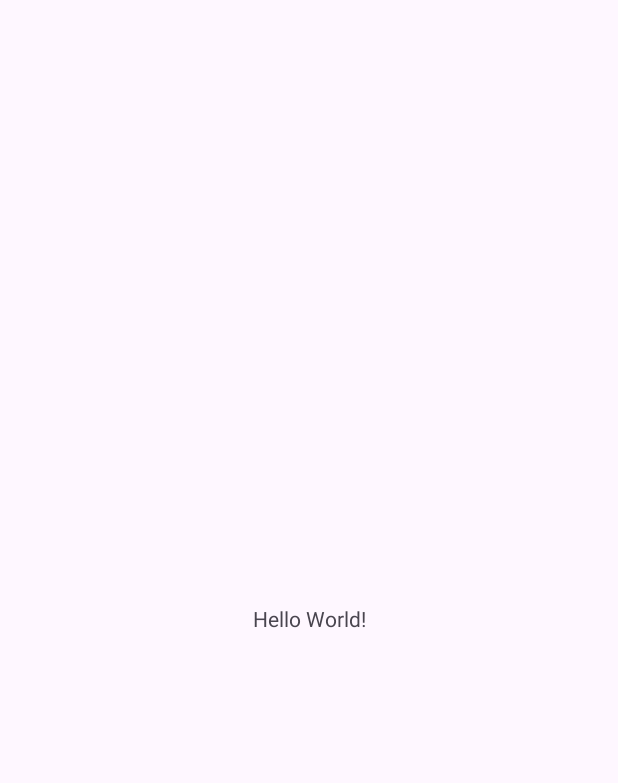
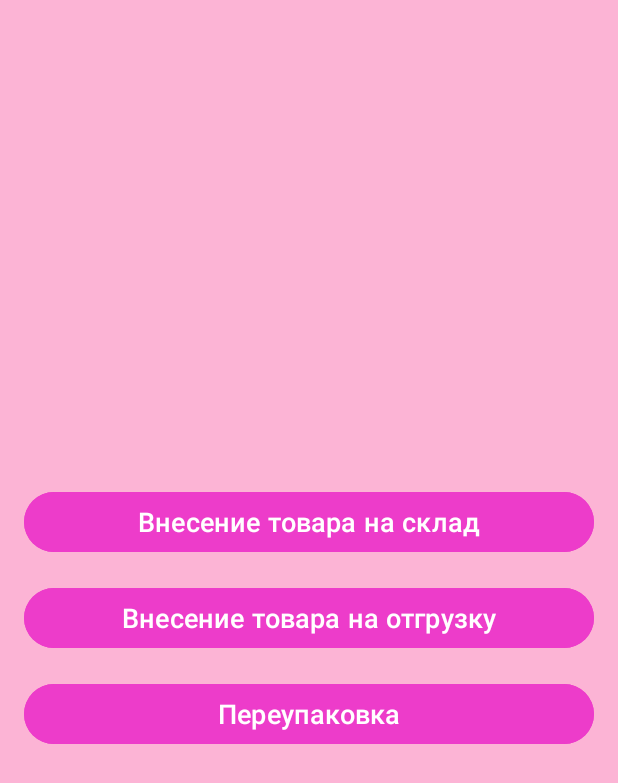
Before and after one commit to viltskaa/FlagmanStorage, an Android app: the screen it shows after launch (MainActivity), on a phone screen of 412 x 824 dp. Before the commit the part shown is almost empty. Shown: the top 783 px of the screen. Run offline under Robolectric (Android 15) with nearby library versions, the phone set to English and light mode, and no system bars; libraries missing offline, so code that uses them is left out: com.journeyapps.barcodescanner; 1 statement that could not run was skipped.

Commit message:
1 вроде сделано до конца. 2 не до конца. Для 3 была добавлена лишь кнопка. (Я пошел дела домашние делать, на сегодня мб все)

```diff
--- a/app/build.gradle.kts
+++ b/app/build.gradle.kts
@@ -50,7 +50,8 @@ android {
 }
 
 dependencies {
-
+    implementation ("com.squareup.retrofit2:retrofit:2.9.0")
+    implementation ("com.squareup.retrofit2:converter-gson:2.9.0")
     implementation ("com.journeyapps:zxing-android-embedded:4.3.0")
     implementation("com.google.zxing:core:3.4.1")
     implementation("androidx.core:core-ktx:1.9.0")
--- /dev/null
+++ b/app/src/main/java/com/example/flagmanstorage/API/APIService.kt
@@ -0,0 +1,11 @@
+package com.example.flagmanstorage.API
+
+import retrofit2.Call
+import retrofit2.http.Body
+import retrofit2.http.POST
+
+interface APIService {
+
+    @POST("/your-endpoint")
+    fun sendScannedCode(@Body scannedCode: String): Call<Void>
+}
--- a/app/src/main/java/com/example/flagmanstorage/MainActivity.kt
+++ b/app/src/main/java/com/example/flagmanstorage/MainActivity.kt
@@ -1,11 +1,87 @@
 package com.example.flagmanstorage
+import android.content.Context
+import android.content.Intent
+import android.os.Bundle
+import android.widget.Toast
+import androidx.activity.result.ActivityResultLauncher
+import androidx.activity.result.contract.ActivityResultContracts
+import androidx.appcompat.app.AppCompatActivity
+import androidx.core.content.ContextCompat
+import com.example.flagmanstorage.API.APIService
+import com.example.flagmanstorage.API.ApiClient
+import com.example.flagmanstorage.QrScanner.QrScanner
+import com.example.flagmanstorage.databinding.ActivityMainBinding
 
-import androidx.appcompat.app.AppCompatActivity
-import android.os.Bundle
+import com.journeyapps.barcodescanner.ScanContract
+import com.journeyapps.barcodescanner.ScanIntentResult
+import retrofit2.Call
+import retrofit2.Callback
+import retrofit2.Response
 
 class MainActivity : AppCompatActivity() {
+    private lateinit var binding: ActivityMainBinding
+    private lateinit var qrScanner: QrScanner
+
+    private val scanLauncher = registerForActivityResult(ScanContract()) { result: ScanIntentResult ->
+        qrScanner.handleScanResult(result) { scannedCode ->
+            setResult(scannedCode)
+        }
+    }
+
+    private val requestPermissionLauncher = registerForActivityResult(ActivityResultContracts.RequestPermission()) { isGranted: Boolean ->
+        if (isGranted) {
+            qrScanner.showCamera()
+        } else {
+            Toast.makeText(this, "Требуется разрешение на использование камеры", Toast.LENGTH_SHORT).show()
+        }
+    }
+
     override fun onCreate(savedInstanceState: Bundle?) {
         super.onCreate(savedInstanceState)
-        setContentView(R.layout.activity_main)
+        initBinding()
+        initViews()
+
+        // Создаем экземпляр QrScanner
+        qrScanner = QrScanner(this, scanLauncher, requestPermissionLauncher)
+
+
+        binding.btnAddToShipping.setOnClickListener{
+            val intent = Intent(this, ShipmentProds::class.java)
+            startActivity(intent)
+        }
+    }
+
+    private fun initViews() {
+        binding.btnAddToWarehouse.setOnClickListener {
+            qrScanner.checkCameraPermission { qrScanner.showCamera() }
+        }
+    }
+
+    private fun setResult(scannedCode: String) {
+        if (scannedCode.isNotEmpty()) {
+            // Инициализируем Retrofit
+            val apiService = ApiClient.getClient().create(APIService::class.java)
+            val call = apiService.sendScannedCode(scannedCode)
+            call.enqueue(object : Callback<Void> {
+                override fun onResponse(call: Call<Void>, response: Response<Void>) {
+                    if (response.isSuccessful) {
+                        Toast.makeText(this@MainActivity, "Код успешно отправлен!", Toast.LENGTH_LONG).show()
+                    } else {
+                        Toast.makeText(this@MainActivity, "Response Code: ${response.code()}, Message: ${response.message()}", Toast.LENGTH_LONG).show()
+                    }
+                }
+
+                override fun onFailure(call: Call<Void>, t: Throwable) {
+                    Toast.makeText(this@MainActivity, "Ошибка соединения: ${t.message}", Toast.LENGTH_LONG).show()
+                }
+            })
+        } else {
+            Toast.makeText(this, "Сканированный код пустой", Toast.LENGTH_SHORT).show()
+        }
+    }
+
+    private fun initBinding() {
+        binding = ActivityMainBinding.inflate(layoutInflater)
+        setContentView(binding.root)
     }
 }
--- /dev/null
+++ b/app/src/main/java/com/example/flagmanstorage/QrScanner/ScannedItem/ScannedItem.kt
@@ -0,0 +1,6 @@
+package com.example.flagmanstorage.QrScanner.ScannedItem
+
+data class ScannedItem(
+    val code: String,
+    val timestamp: Long
+)
--- a/app/src/main/res/layout/activity_main.xml
+++ b/app/src/main/res/layout/activity_main.xml
@@ -1,18 +1,45 @@
 <?xml version="1.0" encoding="utf-8"?>
-<androidx.constraintlayout.widget.ConstraintLayout xmlns:android="http://schemas.android.com/apk/res/android"
+<LinearLayout xmlns:android="http://schemas.android.com/apk/res/android"
     xmlns:app="http://schemas.android.com/apk/res-auto"
     xmlns:tools="http://schemas.android.com/tools"
     android:layout_width="match_parent"
     android:layout_height="match_parent"
+    android:orientation="vertical"
+    android:gravity="center"
+    android:padding="16dp"
+    android:background="#FCB4D5"
     tools:context=".MainActivity">
 
-    <TextView
-        android:layout_width="wrap_content"
-        android:layout_height="wrap_content"
-        android:text="Hello World!"
-        app:layout_constraintBottom_toBottomOf="parent"
-        app:layout_constraintEnd_toEndOf="parent"
-        app:layout_constraintStart_toStartOf="parent"
-        app:layout_constraintTop_toTopOf="parent" />
+    <!-- Кнопка для внесения товара на склад -->
+    <Button
+    android:id="@+id/btn_add_to_warehouse"
+    android:layout_width="match_parent"
+    android:layout_height="wrap_content"
+    android:text="Внесение товара на склад"
+    android:textSize="18sp"
+    android:backgroundTint="#ED3CCA"
+    android:textColor="@android:color/white"
+    android:layout_marginBottom="16dp" />
 
-</androidx.constraintlayout.widget.ConstraintLayout>
+    <!-- Кнопка для внесения товара на отгрузку -->
+    <Button
+    android:id="@+id/btn_add_to_shipping"
+    android:layout_width="match_parent"
+    android:layout_height="wrap_content"
+    android:text="Внесение товара на отгрузку"
+    android:textSize="18sp"
+    android:backgroundTint="#ED3CCA"
+    android:textColor="@android:color/white"
+    android:layout_marginBottom="16dp" />
+
+    <!-- Кнопка для переупаковки товара -->
+    <Button
+    android:id="@+id/btn_repack"
+    android:layout_width="match_parent"
+    android:layout_height="wrap_content"
+    android:text="Переупаковка"
+    android:textSize="18sp"
+    android:backgroundTint="#ED3CCA"
+    android:textColor="@android:color/white" />
+
+</LinearLayout>
```
Also changed, not shown: app/src/main/AndroidManifest.xml (+20 -0 lines), app/src/main/java/com/example/flagmanstorage/API/ApiClient.kt (added, +19 -0 lines), app/src/main/java/com/example/flagmanstorage/QrScanner/PreferencesHelper.kt (added, +48 -0 lines), app/src/main/java/com/example/flagmanstorage/QrScanner/QrScanner.kt (added, +51 -0 lines), app/src/main/java/com/example/flagmanstorage/QrScanner/ScannedItem/ScannedItemAdapter.kt (added, +29 -0 lines), app/src/main/java/com/example/flagmanstorage/ShipmentProds.kt (added, +95 -0 lines), app/src/main/java/com/example/flagmanstorage/item_scanned.kt (added, +11 -0 lines), app/src/main/res/layout/activity_item_scanned.xml (added, +20 -0 lines), app/src/main/res/layout/activity_shipment_prods.xml (added, +31 -0 lines).
